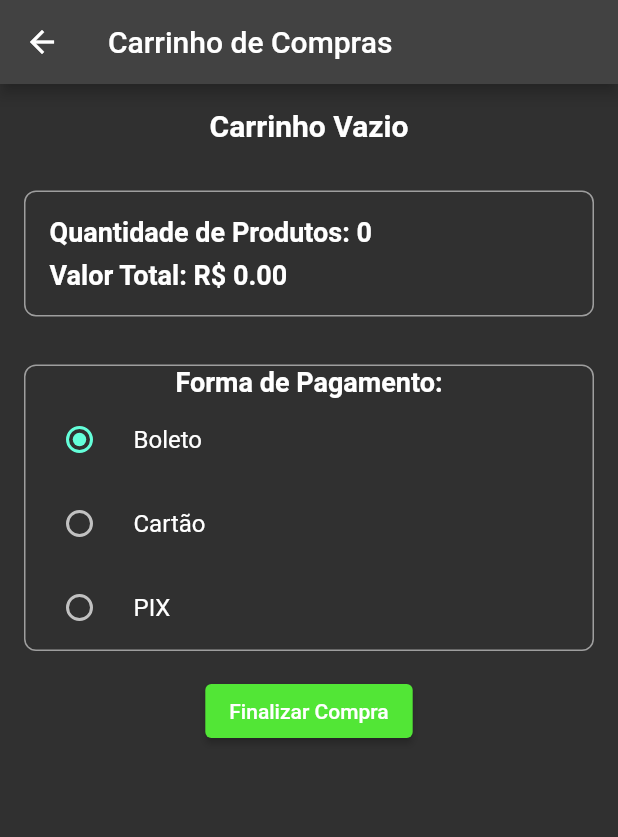
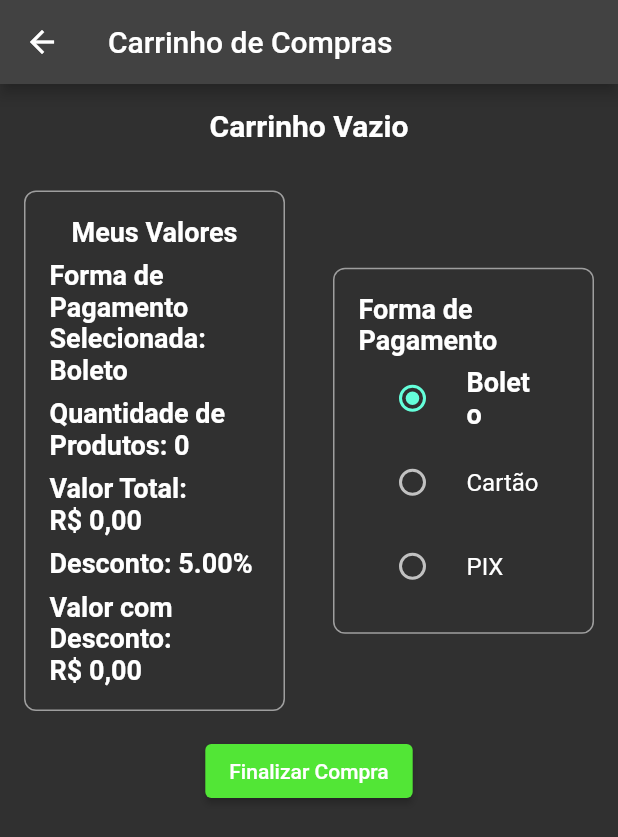
Before and after one commit to Tech-Tonicas/Projeto_Hackadev, a Flutter app: the screen it shows after launch, item 2 of the bottom bar chosen, on a phone screen of 412 x 824 dp. Shown: the top 837 px of the screen. Run offline on Flutter 3.47's test engine with Material 2 defaults, Android fonts, the phone set to English and light mode, and no system bars; our stand-ins replace carousel_slider, flutter_rating_bar, google_fonts.

Commit message:
melhorias na PaginaCarrinho

```diff
--- a/hackadev/lib/PaginaCarrinho.dart
+++ b/hackadev/lib/PaginaCarrinho.dart
@@ -1,7 +1,8 @@
 import 'package:flutter/material.dart';
 import 'package:hackadev/carrinho.dart';
+import 'package:hackadev/main.dart';
 import 'package:hackadev/produtos.dart';
-import 'package:hackadev/main.dart';
+import 'package:intl/intl.dart'; // Importe a biblioteca intl.dart para formatação de moeda
 
 class PaginaCarrinho extends StatefulWidget {
   final Carrinho carrinho;
@@ -13,16 +14,58 @@ class PaginaCarrinho extends StatefulWidget {
 }
 
 class _PaginaCarrinhoState extends State<PaginaCarrinho> {
-  String formaPagamento =
-      "Boleto"; // Inicialmente, a forma de pagamento é definida como Boleto
+  String formaPagamento = "Boleto";
+
+  // Função para calcular o desconto com base na forma de pagamento
+  double calcularDesconto() {
+    if (formaPagamento == "PIX") {
+      return 0.10; // 10% de desconto para PIX
+    } else if (formaPagamento == "Boleto") {
+      return 0.05; // 5% de desconto para Boleto
+    } else {
+      return 0.0; // Sem desconto para Cartão
+    }
+  }
 
   @override
   Widget build(BuildContext context) {
+    // Calcular o desconto com base na forma de pagamento selecionada
+    double desconto = calcularDesconto();
+
+    // Calcular o valor total com desconto
+    double valorTotalComDesconto =
+        widget.carrinho.valorTotal - (widget.carrinho.valorTotal * desconto);
+
+    // Formate o valor com desconto para aparecer como "R$"
+    final currencyFormatter = NumberFormat.currency(locale: 'pt_BR', symbol: 'R\$');
+    String valorComDescontoFormatado = currencyFormatter.format(valorTotalComDesconto);
+    String valorTotalFormatado = currencyFormatter.format(widget.carrinho.valorTotal);
+
+    // Estilos de texto para Meus Valores
+    TextStyle meusValoresTextStyle = TextStyle(
+      fontSize: 18,
+      fontWeight: FontWeight.bold,
+    );
+
+    // Estilos de texto comuns para valores
+    TextStyle valoresTextStyle = TextStyle(
+      fontSize: 18,
+      fontWeight: FontWeight.bold,
+    );
+
+    // Estilo de texto para a Forma de Pagamento
+    TextStyle formaPagamentoTextStyle = TextStyle(
+      fontSize: 18,
+      fontWeight: FontWeight.bold,
+    );
+
     return Scaffold(
       appBar: AppBar(
         title: Text('Carrinho de Compras'),
       ),
-      body: Column(
+      body: SingleChildScrollView(
+        // Adicionado SingleChildScrollView
+        child: Column(
           children: [
             widget.carrinho.itens.isEmpty
                 ? Container(
@@ -36,38 +79,41 @@ class _PaginaCarrinhoState extends State<PaginaCarrinho> {
                       ),
                     ),
                   )
-              : Expanded(
-                  child: Padding(
-                    padding: const EdgeInsets.symmetric(vertical: 8.0),
+                : Container(
+                    // Removido o Expanded do ListView.builder
+                    height: 300, // Defina uma altura máxima aqui
                     child: ListView.builder(
+                      shrinkWrap: true, // Definir shrinkWrap como true
                       itemCount: widget.carrinho.itens.length,
                       itemBuilder: (context, index) {
                         Produto produto =
                             widget.carrinho.itens.keys.elementAt(index);
                         int quantidade =
                             widget.carrinho.itens.values.elementAt(index);
-                        return Container(
+                        return Card(
                           margin: EdgeInsets.symmetric(
                             vertical: 8.0,
-                            horizontal: 16.0,
-                          ),
-                          padding: EdgeInsets.all(8.0),
-                          decoration: BoxDecoration(
-                            border: Border.all(
-                              color: Colors.grey,
-                              width: 1.0,
-                            ),
-                            borderRadius: BorderRadius.circular(8.0),
+                            horizontal: 12.0,
                           ),
                           child: ListTile(
                             leading: Image.asset(
                               produto.urlImagem,
-                              width: 50,
-                              height: 50,
+                              width: 35,
+                              height: 35,
                               fit: BoxFit.cover,
                             ),
-                            title: Text(produto.nome),
-                            subtitle: Text(produto.descricao),
+                            title: Column(
+                              crossAxisAlignment: CrossAxisAlignment.start,
+                              children: [
+                                Text(
+                                  '${produto.nome}',
+                                  style: TextStyle(
+                                    fontSize: 16,
+                                    fontWeight: FontWeight.bold,
+                                  ),
+                                ),
+                              ],
+                            ),
                             trailing: Row(
                               mainAxisSize: MainAxisSize.min,
                               children: [
@@ -76,7 +122,7 @@ class _PaginaCarrinhoState extends State<PaginaCarrinho> {
                                     widget.carrinho.removerProduto(produto);
                                     setState(() {});
                                   },
-                                  icon: Icon(Icons.remove),
+                                  icon: Icon(Icons.delete),
                                 ),
                                 Text('$quantidade'),
                                 IconButton(
@@ -93,10 +139,18 @@ class _PaginaCarrinhoState extends State<PaginaCarrinho> {
                       },
                     ),
                   ),
-                ),
             Container(
+              // Remova a altura fixa aqui
+              child: Row(
+                // Usando Row para alinhar a forma de pagamento e o resumo
+                mainAxisAlignment: MainAxisAlignment
+                    .spaceBetween, // Alinhar à esquerda e à direita
+                children: [
+                  Expanded(
+                    child: Container(
+                      // Novo Container com o texto "Meus Valores"
                       padding: EdgeInsets.all(16),
-            margin: EdgeInsets.all(16), // Margem ao redor do sumário
+                      margin: EdgeInsets.all(16),
                       decoration: BoxDecoration(
                         border: Border.all(
                           color: Colors.grey,
@@ -105,22 +159,48 @@ class _PaginaCarrinhoState extends State<PaginaCarrinho> {
                         borderRadius: BorderRadius.circular(8.0),
                       ),
                       child: Column(
-              crossAxisAlignment: CrossAxisAlignment.stretch,
+                        crossAxisAlignment: CrossAxisAlignment.start,
                         children: [
-                Text(
-                  'Quantidade de Produtos: ${widget.carrinho.quantidadeTotal}',
-                  style: TextStyle(fontSize: 18, fontWeight: FontWeight.bold),
+                          Center(
+                            child: Text(
+                              'Meus Valores', // Texto adicionado
+                              style: meusValoresTextStyle, // Aplicando o estilo
+                            ),
                           ),
                           SizedBox(height: 8),
                           Text(
-                  'Valor Total: ${widget.carrinho.valorTotalFormatado}',
-                  style: TextStyle(fontSize: 18, fontWeight: FontWeight.bold),
+                            'Forma de Pagamento Selecionada: $formaPagamento',
+                            style: valoresTextStyle,
+                          ),
+                          SizedBox(height: 8),
+                          Text(
+                            'Quantidade de Produtos: ${widget.carrinho.quantidadeTotal}',
+                            style: valoresTextStyle,
+                          ),
+                          SizedBox(height: 8),
+                          Text(
+                            'Valor Total: $valorTotalFormatado',
+                            style: valoresTextStyle,
+                          ),
+                          SizedBox(height: 8),
+                          Text(
+                            'Desconto: ${(desconto * 100).toStringAsFixed(2)}%',
+                            style: valoresTextStyle,
+                          ),
+                          SizedBox(height: 8),
+                          Text(
+                            'Valor com Desconto: $valorComDescontoFormatado',
+                            style: valoresTextStyle,
                           ),
                         ],
                       ),
                     ),
-          Container(
-            margin: EdgeInsets.all(16), // Margem ao redor do novo sumário
+                  ),
+                  Expanded(
+                    child: Container(
+                      width: double.infinity, // Largura máxima
+                      margin: EdgeInsets.all(16),
+                      padding: EdgeInsets.all(16),
                       decoration: BoxDecoration(
                         border: Border.all(
                           color: Colors.grey,
@@ -131,11 +211,19 @@ class _PaginaCarrinhoState extends State<PaginaCarrinho> {
                       child: Column(
                         children: [
                           Text(
-                  'Forma de Pagamento:',
-                  style: TextStyle(fontSize: 18, fontWeight: FontWeight.bold),
+                            'Forma de Pagamento',
+                            style: formaPagamentoTextStyle,
                           ),
                           RadioListTile(
-                  title: Text('Boleto'),
+                            title: Text(
+                              'Boleto',
+                              style: formaPagamento == 'Boleto'
+                                  ? TextStyle(
+                                      fontSize: 18,
+                                      fontWeight: FontWeight.bold,
+                                    )
+                                  : null,
+                            ),
                             value: "Boleto",
                             groupValue: formaPagamento,
                             onChanged: (value) {
@@ -145,7 +233,15 @@ class _PaginaCarrinhoState extends State<PaginaCarrinho> {
                             },
                           ),
                           RadioListTile(
-                  title: Text('Cartão'),
+                            title: Text(
+                              'Cartão',
+                              style: formaPagamento == 'Cartão'
+                                  ? TextStyle(
+                                      fontSize: 18,
+                                      fontWeight: FontWeight.bold,
+                                    )
+                                  : null,
+                            ),
                             value: "Cartão",
                             groupValue: formaPagamento,
                             onChanged: (value) {
@@ -155,7 +251,15 @@ class _PaginaCarrinhoState extends State<PaginaCarrinho> {
                             },
                           ),
                           RadioListTile(
-                  title: Text('PIX'),
+                            title: Text(
+                              'PIX',
+                              style: formaPagamento == 'PIX'
+                                  ? TextStyle(
+                                      fontSize: 18,
+                                      fontWeight: FontWeight.bold,
+                                    )
+                                  : null,
+                            ),
                             value: "PIX",
                             groupValue: formaPagamento,
                             onChanged: (value) {
@@ -167,25 +271,29 @@ class _PaginaCarrinhoState extends State<PaginaCarrinho> {
                         ],
                       ),
                     ),
+                  ),
+                ],
+              ),
+            ),
             ElevatedButton(
               onPressed: () {
-              // Lógica para finalizar a compra
+                // Regra para finalizar a compra
                 widget.carrinho.limparCarrinho(); // Limpa o carrinho
                 Navigator.pushReplacement(
                   context,
                   MaterialPageRoute(
-                  builder: (context) =>
-                      MyApp(), // Substitui pela tela inicial (MyApp)
+                    builder: (context) => MyApp(),
                   ),
                 );
               },
               style: ElevatedButton.styleFrom(
-              primary: Color(0xFF52E636), // Cor de fundo desejada
+                primary: Color(0xFF52E636),
               ),
               child: Text('Finalizar Compra'),
             ),
           ],
         ),
+      ),
     );
   }
 }
--- a/hackadev/lib/produtos.dart
+++ b/hackadev/lib/produtos.dart
@@ -30,6 +30,7 @@ class Produto {
     return 'R\$ ${precoString.replaceAll('.', ',')}';
   }
 }
+
 class ProdutosData {
   static final List<Produto> produtos = [
     Produto(
--- a/hackadev/pubspec.yaml
+++ b/hackadev/pubspec.yaml
@@ -39,6 +39,7 @@ dependencies:
   # Use with the CupertinoIcons class for iOS style icons.
   cupertino_icons: ^1.0.2
   google_fonts: ^5.1.0
+  intl: ^0.18.1
 
 
 
```
Also changed, not shown: hackadev/flutter_01.png (added), hackadev/pubspec.lock. Lines whose indentation alone changed are shown as unchanged.
